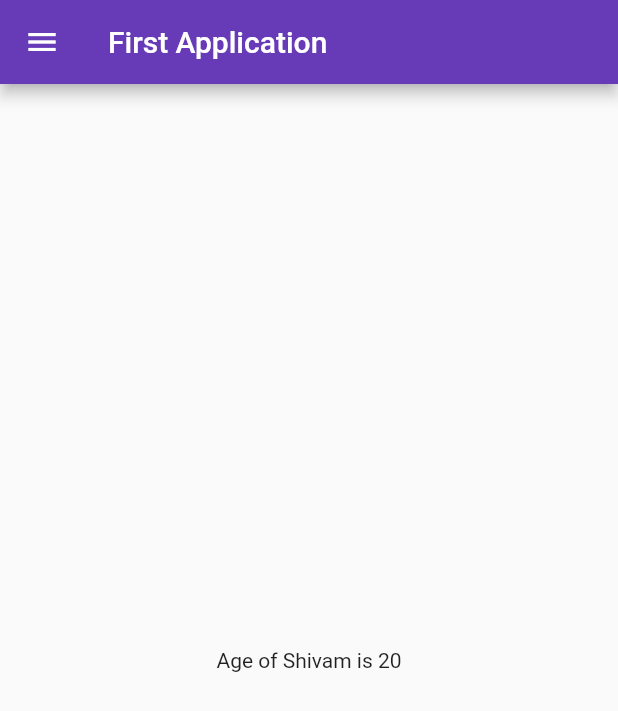
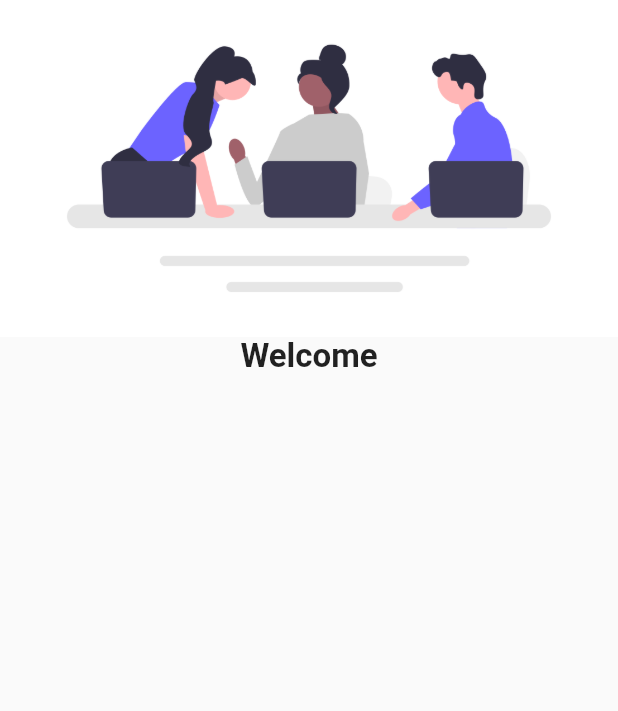
Before and after one commit to shivam1raj5/Catalog_App_Flutter, a Flutter app: the screen it shows after launch, on a phone screen of 412 x 824 dp. Shown: the top 711 px of the screen. Run offline on Flutter 3.47's test engine with Material 2 defaults, Android fonts, the phone set to English and light mode, and no system bars.

Commit message:
Day4 complite till...

```diff
--- /dev/null
+++ b/lib/Pages/check_image.dart
@@ -0,0 +1,16 @@
+
+import 'package:flutter/material.dart';
+
+class CheckImg extends StatelessWidget {
+  @override
+  Widget build(BuildContext context) {
+    return Material(
+      child: Column(
+        children: [
+          Image.asset("assets/images/undraw_Engineer.png",fit: BoxFit.cover,),
+          Text("Welcome", style: TextStyle(fontSize: 22,fontWeight: FontWeight.bold,),)
+        ],
+      )
+    );
+  }
+}
--- a/lib/main.dart
+++ b/lib/main.dart
@@ -1,6 +1,6 @@
 import 'package:flutter/material.dart';
 import 'package:flutter_application_1/Pages/login.dart';
-
+import 'Pages/check_image.dart';
 import 'Pages/Homepage.dart';
 
 void main() {
@@ -18,7 +18,8 @@ class Myapp extends StatelessWidget {
         brightness: Brightness.dark,
       ),
       routes: {
-        "/": (context) => Homepage(),
+        "/": (context) => CheckImg(),
+        "/login": (context) => Login(),
       },
     );
   }
--- a/pubspec.yaml
+++ b/pubspec.yaml
@@ -60,8 +60,8 @@ flutter:
   uses-material-design: true
 
   # To add assets to your application, add an assets section, like this:
-  # assets:
-  #   - images/a_dot_burr.jpeg
+  assets:
+     - assets/images/
   #   - images/a_dot_ham.jpeg
 
   # An image asset can refer to one or more resolution-specific "variants", see
```
Also changed, not shown: assets/images/undraw_Engineer.png (added), lib/Pages/login.dart (line endings or trailing spaces).
